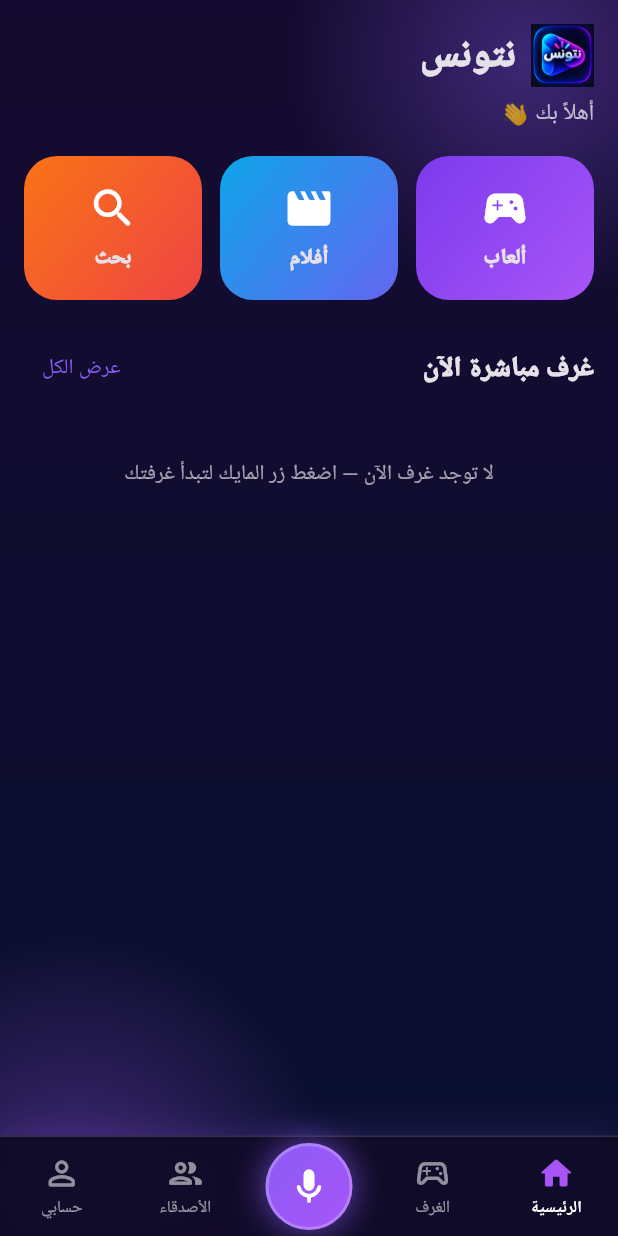
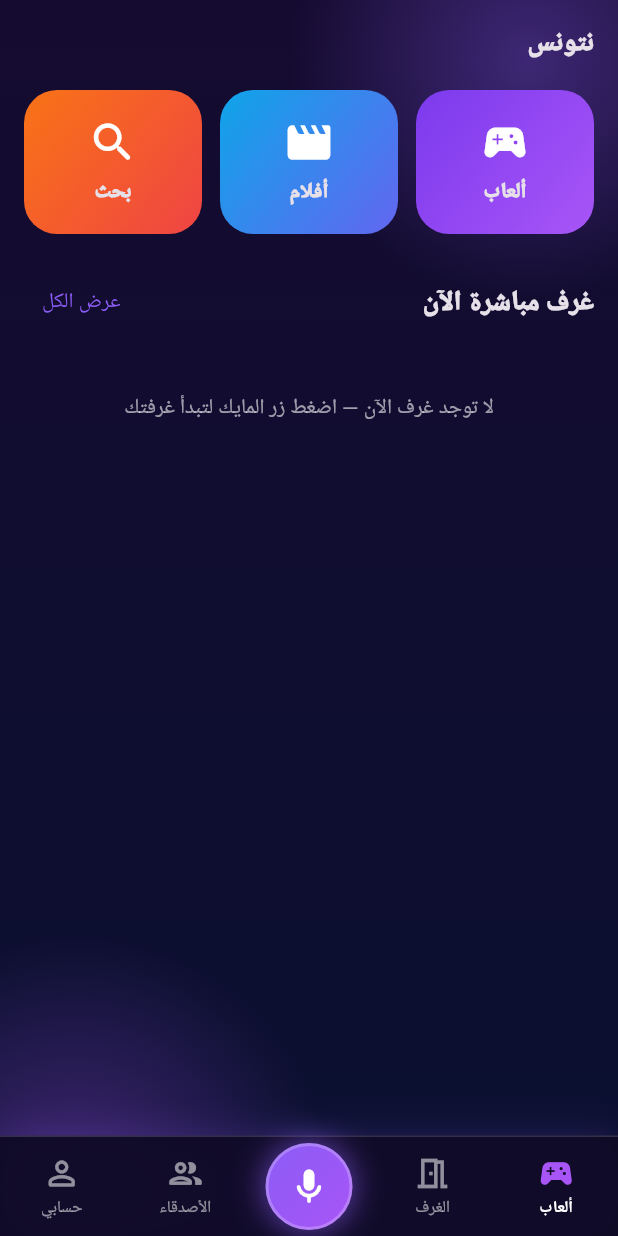
Before and after one commit to hfhcjdodug-del/khamin-voice, a Flutter app: the screen it shows once a user with an empty profile is signed in, item 5 of the bottom bar chosen, on a phone screen of 412 x 824 dp. Run offline on Flutter 3.47's test engine with Material 3 defaults, Android fonts, the phone set to English and light mode, and no system bars; our stand-ins replace audioplayers, file_picker, firebase_core, firebase_messaging, google_fonts, google_mobile_ads and 6 more; missing offline and left inert: livekit_client; accounts and stored records are empty; network calls fail; Roboto replaces fonts that are missing (Cairo).

Commit message:
Farm inside room, red ruby diamond, nav icons, cleaner home and rooms header
Co-Authored-By: Claude Sonnet 5.5 <noreply@anthropic.com>
Claude-Session: https://claude.ai/code/session_018rgcUF63v1ivK9ocyDytep

```diff
--- a/lib/screens/games_tab.dart
+++ b/lib/screens/games_tab.dart
@@ -72,7 +72,7 @@ class GamesTab extends StatefulWidget {
 
 class _GamesTabState extends State<GamesTab> {
   List<Map<String, dynamic>> _invites = [];
-  List<_GameDef> _list = _games;
+  List<_GameDef> _list = _games.where((g) => g.id != 'farm').toList();
   Timer? _timer;
 
   @override
@@ -112,6 +112,7 @@ class _GamesTabState extends State<GamesTab> {
           music: row['music_url'] as String?,
         ));
       }
+      out.removeWhere((g) => g.id == 'farm'); // المزرعة تُلعب داخل الروم
       if (mounted && out.isNotEmpty) setState(() => _list = out);
     } catch (_) {}
   }
--- a/lib/screens/home_tab.dart
+++ b/lib/screens/home_tab.dart
@@ -89,9 +89,7 @@ class _HomeTabState extends State<HomeTab> {
           onRefresh: _load,
           child: ListView(padding: const EdgeInsets.fromLTRB(16, 16, 16, 120), children: [
             Row(children: [
-              Image.asset('assets/logo.png', width: 42, height: 42),
-              const SizedBox(width: 10),
-              const Text('نتونس', style: TextStyle(fontSize: 26, fontWeight: FontWeight.w900)),
+              const Text('نتونس', style: TextStyle(fontSize: 18, fontWeight: FontWeight.w900)),
               const Spacer(),
               if (me != null)
                 Container(
@@ -104,9 +102,6 @@ class _HomeTabState extends State<HomeTab> {
                   ]),
                 ),
             ]),
-            const SizedBox(height: 6),
-            Text(me == null ? 'أهلاً بك 👋' : 'أهلاً ${me['name']} 👋',
-                style: const TextStyle(color: Colors.white70, fontSize: 15)),
             const SizedBox(height: 18),
             Row(children: [
               _quick(Icons.sports_esports_rounded, 'ألعاب', const [Color(0xFF7C3AED), C.pink], () {
--- a/lib/screens/profile_screen.dart
+++ b/lib/screens/profile_screen.dart
@@ -113,7 +113,7 @@ class _ProfileScreenState extends State<ProfileScreen> {
           const SizedBox(width: 12),
           Expanded(
             child: Row(children: [
-              const Icon(Icons.hexagon_rounded, color: red),
+              const Icon(Icons.diamond_rounded, color: Color(0xFFEF4444)),
               const SizedBox(width: 6),
               Text('$rubies', style: const TextStyle(fontWeight: FontWeight.w900, fontSize: 18)),
               const SizedBox(width: 4),
--- a/lib/screens/rooms_tab.dart
+++ b/lib/screens/rooms_tab.dart
@@ -391,7 +391,6 @@ class _RoomsTabState extends State<RoomsTab> {
             ),
           ],
         ],
-        _sectionTitle('✨ جديدة'),
         if (fresh.isEmpty && trend.isEmpty)
           Padding(
             padding: const EdgeInsets.symmetric(vertical: 40),
--- a/lib/screens/shell_screen.dart
+++ b/lib/screens/shell_screen.dart
@@ -164,8 +164,8 @@ class _ShellScreenState extends State<ShellScreen> {
           child: SizedBox(
             height: 66,
             child: Row(crossAxisAlignment: CrossAxisAlignment.center, children: [
-              _navItem(0, Icons.home_outlined, Icons.home_rounded, 'الرئيسية'),
-              _navItem(1, Icons.sports_esports_outlined, Icons.sports_esports_rounded, 'الغرف'),
+              _navItem(0, Icons.sports_esports_outlined, Icons.sports_esports_rounded, 'ألعاب'),
+              _navItem(1, Icons.meeting_room_outlined, Icons.meeting_room_rounded, 'الغرف'),
               Expanded(
                 child: Center(
                   child: GestureDetector(
```
Also changed, not shown: lib/screens/room_screen.dart (+30 -0 lines).
